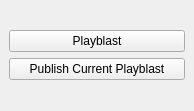
skarone/PipeL, file animation/playblast/playblast.ui: the form before one commit.
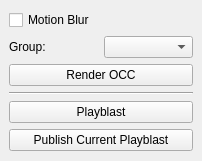
The form after the commit.

Commit message: starting to make linux friendly :), also added renderOcc for animation

What changed in the file:
```diff
--- a/animation/playblast/playblast.ui
+++ b/animation/playblast/playblast.ui
@@ -6,8 +6,8 @@
    <rect>
     <x>0</x>
     <y>0</y>
-    <width>194</width>
-    <height>111</height>
+    <width>202</width>
+    <height>161</height>
    </rect>
   </property>
   <property name="windowTitle">
@@ -17,6 +17,41 @@
    <layout class="QVBoxLayout" name="verticalLayout_2">
     <item>
      <layout class="QVBoxLayout" name="verticalLayout">
+      <item>
+       <widget class="QCheckBox" name="motionBlur_chb">
+        <property name="text">
+         <string>Motion Blur</string>
+        </property>
+       </widget>
+      </item>
+      <item>
+       <layout class="QHBoxLayout" name="horizontalLayout">
+        <item>
+         <widget class="QLabel" name="label">
+          <property name="text">
+           <string>Group:</string>
+          </property>
+         </widget>
+        </item>
+        <item>
+         <widget class="QComboBox" name="group_cmb"/>
+        </item>
+       </layout>
+      </item>
+      <item>
+       <widget class="QPushButton" name="renderOcc_btn">
+        <property name="text">
+         <string>Render OCC</string>
+        </property>
+       </widget>
+      </item>
+      <item>
+       <widget class="Line" name="line">
+        <property name="orientation">
+         <enum>Qt::Horizontal</enum>
+        </property>
+       </widget>
+      </item>
       <item>
        <widget class="QPushButton" name="playblast_btn">
         <property name="text">
```
The commit also changes 19 other files.
